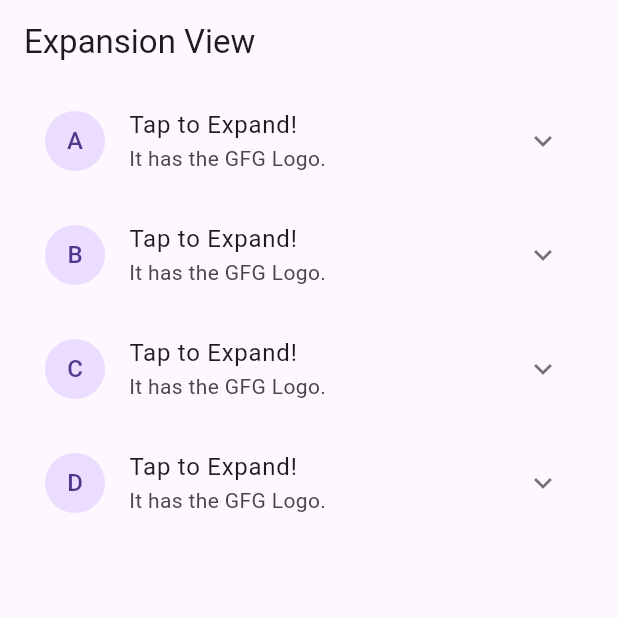
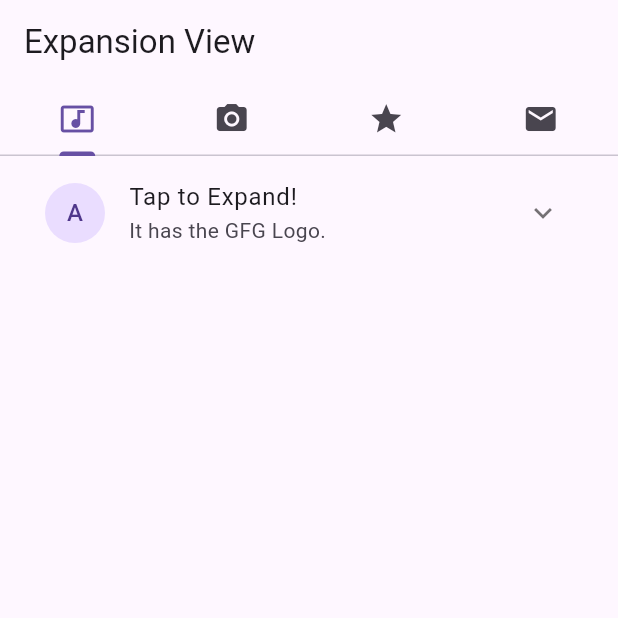
Before and after one commit to leminhduc1202/learning_flutter_vsc, a Flutter app: the screen it shows after launch, on a phone screen of 412 x 824 dp, the top half of it. Run offline on Flutter 3.47's test engine with Material 3 defaults, Android fonts, the light colour scheme and no system bars; drawn by our look-alikes of expansion_tile_card; our stand-ins replace analog_clock, carousel_slider, octo_image, video_player; network calls fail.

Commit message:
Tab component Flutter

```diff
--- a/lib/ui_components/expansion_card_components.dart
+++ b/lib/ui_components/expansion_card_components.dart
@@ -8,7 +8,8 @@ class ExpansionView extends StatelessWidget {
   Widget build(BuildContext context) {
     return const MaterialApp(
       title: "Expansion Component",
-      home: ExpansionHomeView(title: "Expansion View"),
+      home: DefaultTabController(
+          length: 4, child: ExpansionHomeView(title: "Expansion View")),
       debugShowCheckedModeBanner: false,
     );
   }
@@ -34,8 +35,14 @@ class _ExpansionHomeViewState extends State<ExpansionHomeView> {
     return Scaffold(
       appBar: AppBar(
         title: Text(widget.title),
+        bottom: const TabBar(tabs: [
+          Tab(icon: Icon(Icons.music_video)),
+          Tab(icon: Icon(Icons.camera_alt)),
+          Tab(icon: Icon(Icons.grade)),
+          Tab(icon: Icon(Icons.email)),
+        ]),
       ),
-      body: ListView(children: <Widget>[
+      body: TabBarView(children: [
         Padding(
           padding: const EdgeInsets.symmetric(horizontal: 12.0),
           child: ExpansionTileCard(
```
